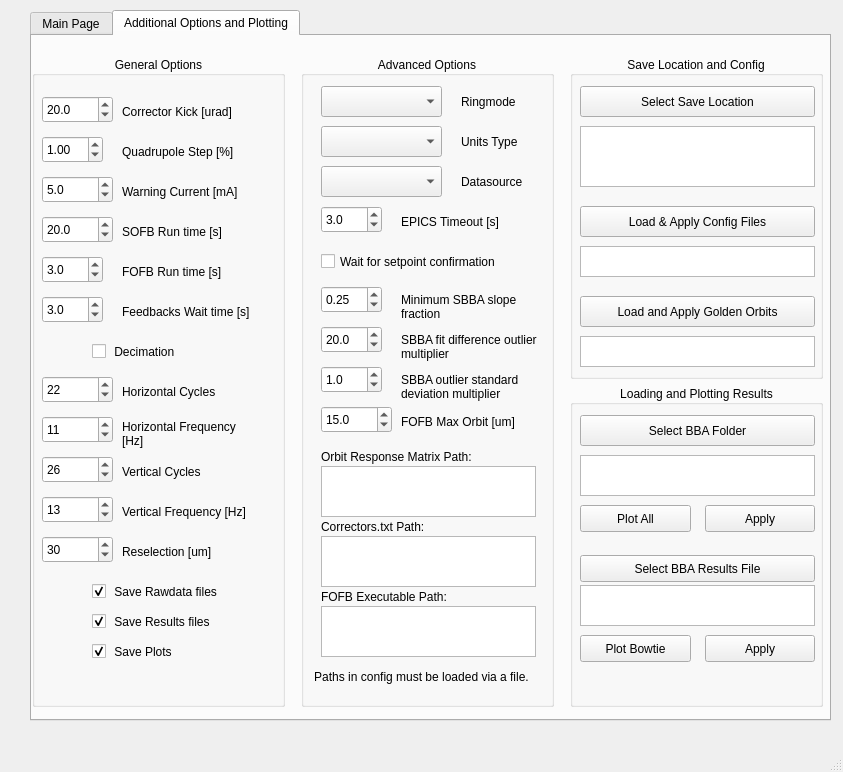
Qt form src/dls_bba/fbba_gui.ui (DiamondLightSource/dls-bba) before a commit.
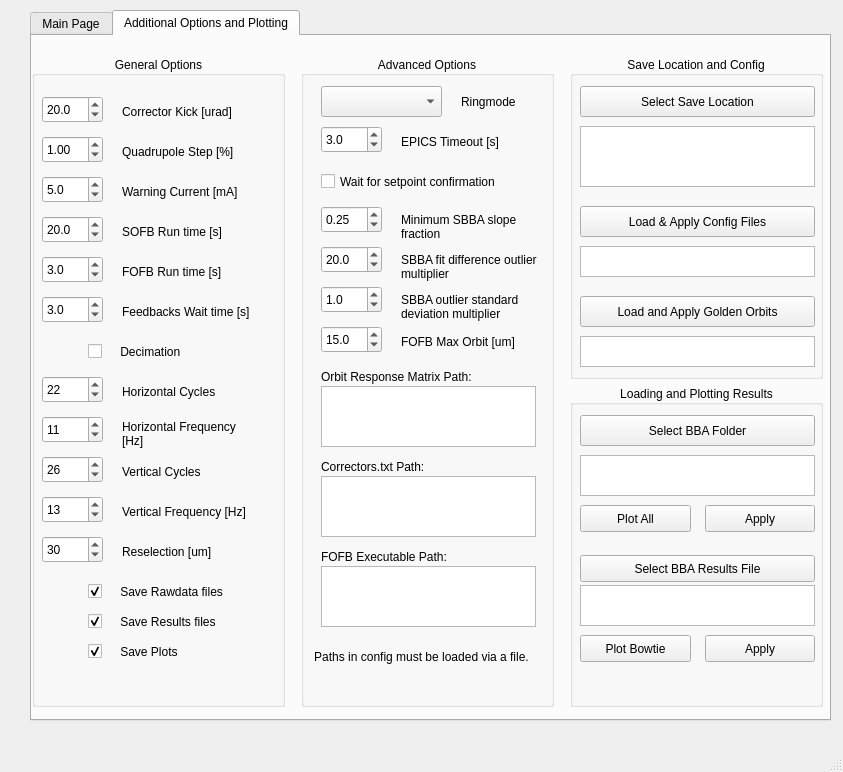
The same form after that commit.

Commit message: Remove unnecessary units and datasource config options

The edit to the form file:
```diff
--- a/src/dls_bba/fbba_gui.ui
+++ b/src/dls_bba/fbba_gui.ui
@@ -721,7 +721,7 @@
            <rect>
             <x>10</x>
             <y>40</y>
-            <width>71</width>
+            <width>61</width>
             <height>27</height>
            </rect>
           </property>
@@ -791,7 +791,7 @@
            <rect>
             <x>10</x>
             <y>120</y>
-            <width>71</width>
+            <width>61</width>
             <height>27</height>
            </rect>
           </property>
@@ -839,7 +839,7 @@
            <rect>
             <x>10</x>
             <y>160</y>
-            <width>71</width>
+            <width>61</width>
             <height>27</height>
            </rect>
           </property>
@@ -929,14 +929,14 @@
          <widget class="QCheckBox" name="config_use_decimation">
           <property name="geometry">
            <rect>
-            <x>60</x>
+            <x>56</x>
             <y>280</y>
             <width>161</width>
             <height>31</height>
            </rect>
           </property>
           <property name="text">
-           <string> Decimation</string>
+           <string>    Decimation</string>
           </property>
          </widget>
          <widget class="QSpinBox" name="config_x_cycles">
@@ -944,7 +944,7 @@
            <rect>
             <x>10</x>
             <y>320</y>
-            <width>71</width>
+            <width>61</width>
             <height>27</height>
            </rect>
           </property>
@@ -973,7 +973,7 @@
            <rect>
             <x>10</x>
             <y>360</y>
-            <width>71</width>
+            <width>61</width>
             <height>27</height>
            </rect>
           </property>
@@ -989,7 +989,7 @@
            <rect>
             <x>10</x>
             <y>400</y>
-            <width>71</width>
+            <width>61</width>
             <height>27</height>
            </rect>
           </property>
@@ -1005,7 +1005,7 @@
            <rect>
             <x>10</x>
             <y>440</y>
-            <width>71</width>
+            <width>61</width>
             <height>27</height>
            </rect>
           </property>
@@ -1061,14 +1061,14 @@
          <widget class="QCheckBox" name="save_rawdata">
           <property name="geometry">
            <rect>
-            <x>60</x>
+            <x>56</x>
             <y>520</y>
             <width>161</width>
             <height>31</height>
            </rect>
           </property>
           <property name="text">
-           <string> Save Rawdata files</string>
+           <string>    Save Rawdata files</string>
           </property>
           <property name="checked">
            <bool>true</bool>
@@ -1077,14 +1077,14 @@
          <widget class="QCheckBox" name="save_results">
           <property name="geometry">
            <rect>
-            <x>60</x>
+            <x>56</x>
             <y>550</y>
             <width>161</width>
             <height>31</height>
            </rect>
           </property>
           <property name="text">
-           <string> Save Results files</string>
+           <string>    Save Results files</string>
           </property>
           <property name="checked">
            <bool>true</bool>
@@ -1093,14 +1093,14 @@
          <widget class="QCheckBox" name="save_plots">
           <property name="geometry">
            <rect>
-            <x>60</x>
+            <x>56</x>
             <y>580</y>
             <width>161</width>
             <height>31</height>
            </rect>
           </property>
           <property name="text">
-           <string> Save Plots</string>
+           <string>    Save Plots</string>
           </property>
           <property name="checked">
            <bool>true</bool>
@@ -1111,7 +1111,7 @@
            <rect>
             <x>10</x>
             <y>480</y>
-            <width>71</width>
+            <width>61</width>
             <height>27</height>
            </rect>
           </property>
@@ -1193,57 +1193,11 @@
            <string>Ringmode</string>
           </property>
          </widget>
-         <widget class="QComboBox" name="config_units">
-          <property name="geometry">
-           <rect>
-            <x>20</x>
-            <y>70</y>
-            <width>121</width>
-            <height>31</height>
-           </rect>
-          </property>
-         </widget>
-         <widget class="QLabel" name="label_17">
-          <property name="geometry">
-           <rect>
-            <x>160</x>
-            <y>70</y>
-            <width>81</width>
-            <height>31</height>
-           </rect>
-          </property>
-          <property name="text">
-           <string>Units Type</string>
-          </property>
-         </widget>
-         <widget class="QComboBox" name="config_datasource">
-          <property name="geometry">
-           <rect>
-            <x>20</x>
-            <y>110</y>
-            <width>121</width>
-            <height>31</height>
-           </rect>
-          </property>
-         </widget>
-         <widget class="QLabel" name="label_18">
-          <property name="geometry">
-           <rect>
-            <x>160</x>
-            <y>110</y>
-            <width>81</width>
-            <height>31</height>
-           </rect>
-          </property>
-          <property name="text">
-           <string>Datasource</string>
-          </property>
-         </widget>
          <widget class="QLabel" name="label_19">
           <property name="geometry">
            <rect>
             <x>100</x>
-            <y>150</y>
+            <y>70</y>
             <width>141</width>
             <height>31</height>
            </rect>
@@ -1256,7 +1210,7 @@
           <property name="geometry">
            <rect>
             <x>20</x>
-            <y>190</y>
+            <y>110</y>
             <width>231</width>
             <height>31</height>
            </rect>
@@ -1269,7 +1223,7 @@
           <property name="geometry">
            <rect>
             <x>20</x>
-            <y>150</y>
+            <y>70</y>
             <width>61</width>
             <height>27</height>
            </rect>
@@ -1291,9 +1245,9 @@
           <property name="geometry">
            <rect>
             <x>20</x>
-            <y>550</y>
+            <y>510</y>
             <width>215</width>
-            <height>51</height>
+            <height>61</height>
            </rect>
           </property>
           <property name="horizontalScrollBarPolicy">
@@ -1307,7 +1261,7 @@
           <property name="geometry">
            <rect>
             <x>20</x>
-            <y>530</y>
+            <y>490</y>
             <width>231</width>
             <height>21</height>
            </rect>
@@ -1323,7 +1277,7 @@
           <property name="geometry">
            <rect>
             <x>10</x>
-            <y>600</y>
+            <y>580</y>
             <width>221</width>
             <height>41</height>
            </rect>
@@ -1342,9 +1296,9 @@
           <property name="geometry">
            <rect>
             <x>20</x>
-            <y>410</y>
+            <y>330</y>
             <width>215</width>
-            <height>51</height>
+            <height>61</height>
            </rect>
           </property>
           <property name="horizontalScrollBarPolicy">
@@ -1358,7 +1312,7 @@
           <property name="geometry">
            <rect>
             <x>20</x>
-            <y>390</y>
+            <y>310</y>
             <width>231</width>
             <height>21</height>
            </rect>
@@ -1374,8 +1328,8 @@
           <property name="geometry">
            <rect>
             <x>20</x>
-            <y>350</y>
-            <width>71</width>
+            <y>270</y>
+            <width>61</width>
             <height>27</height>
            </rect>
           </property>
@@ -1396,7 +1350,7 @@
           <property name="geometry">
            <rect>
             <x>100</x>
-            <y>350</y>
+            <y>270</y>
             <width>141</width>
             <height>31</height>
            </rect>
@@ -1409,9 +1363,9 @@
           <property name="geometry">
            <rect>
             <x>20</x>
-            <y>480</y>
+            <y>420</y>
             <width>215</width>
-            <height>51</height>
+            <height>61</height>
            </rect>
           </property>
           <property name="horizontalScrollBarPolicy">
@@ -1425,7 +1379,7 @@
           <property name="geometry">
            <rect>
             <x>20</x>
-            <y>460</y>
+            <y>400</y>
             <width>231</width>
             <height>21</height>
            </rect>
@@ -1441,7 +1395,7 @@
           <property name="geometry">
            <rect>
             <x>20</x>
-            <y>270</y>
+            <y>190</y>
             <width>61</width>
             <height>27</height>
            </rect>
@@ -1463,7 +1417,7 @@
           <property name="geometry">
            <rect>
             <x>100</x>
-            <y>270</y>
+            <y>190</y>
             <width>141</width>
             <height>41</height>
            </rect>
@@ -1479,7 +1433,7 @@
           <property name="geometry">
            <rect>
             <x>20</x>
-            <y>230</y>
+            <y>150</y>
             <width>61</width>
             <height>27</height>
            </rect>
@@ -1498,7 +1452,7 @@
           <property name="geometry">
            <rect>
             <x>100</x>
-            <y>230</y>
+            <y>150</y>
             <width>141</width>
             <height>41</height>
            </rect>
@@ -1514,7 +1468,7 @@
           <property name="geometry">
            <rect>
             <x>20</x>
-            <y>310</y>
+            <y>230</y>
             <width>61</width>
             <height>27</height>
            </rect>
@@ -1536,7 +1490,7 @@
           <property name="geometry">
            <rect>
             <x>100</x>
-            <y>310</y>
+            <y>230</y>
             <width>151</width>
             <height>41</height>
            </rect>
```
Left out of the diff: 2 changed lines with no effect on the pictures. The commit also changes 4 other files.
